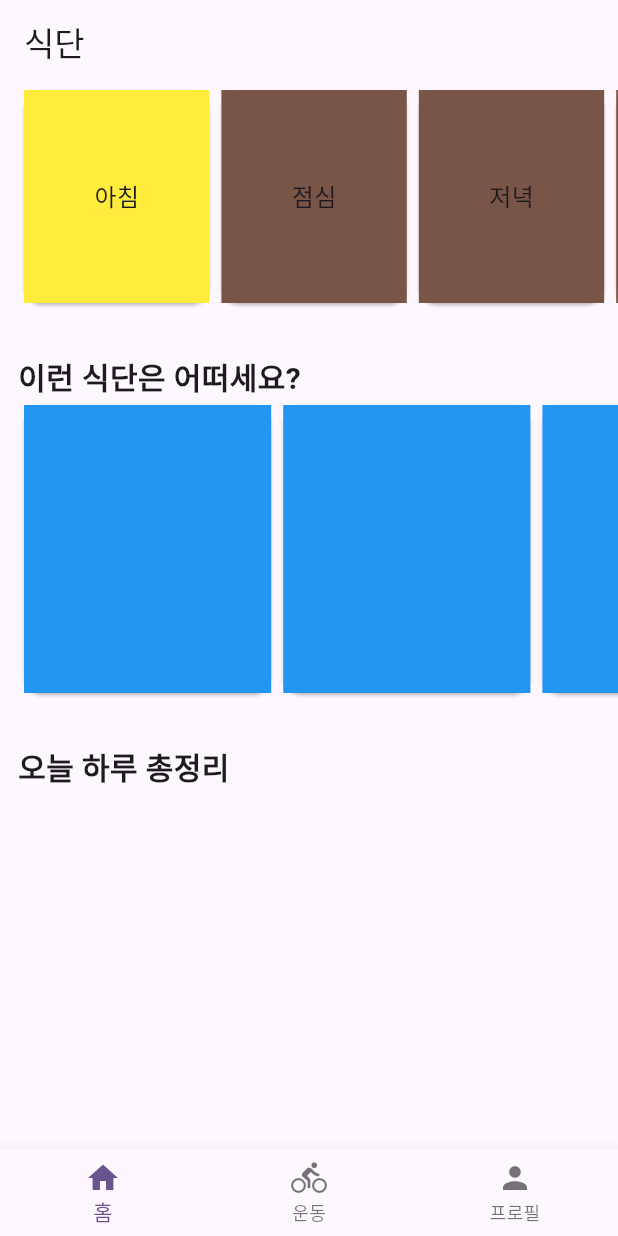
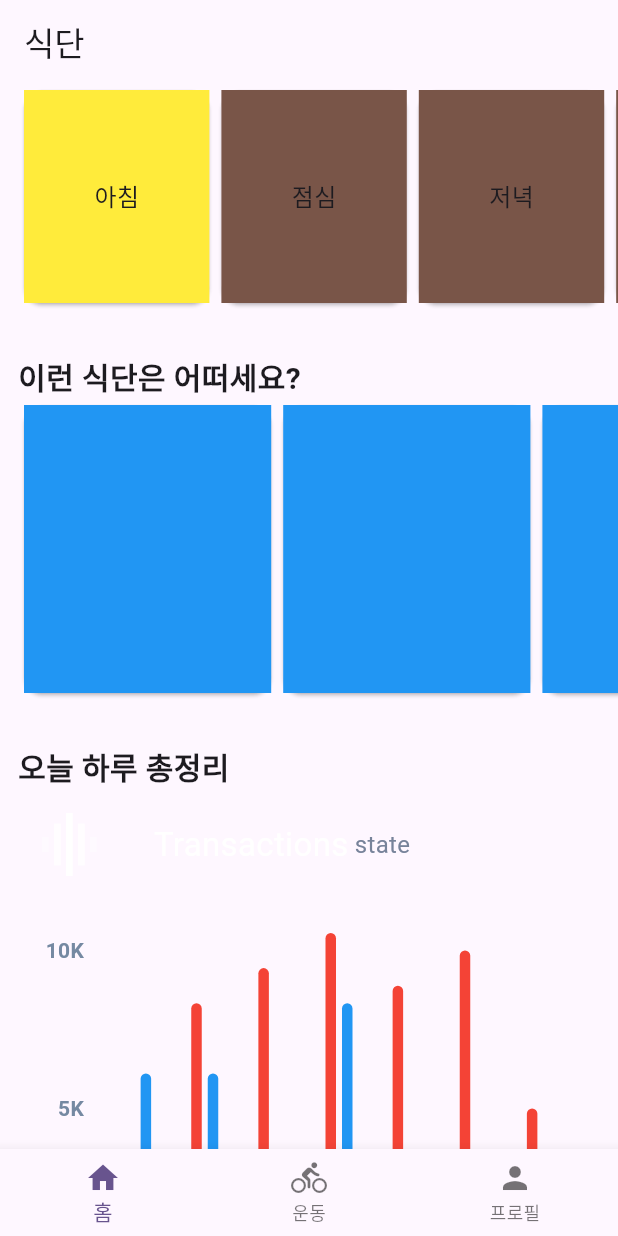
Before and after one commit to rcshpark/clean_architecture_project, a Flutter app: the screen it shows after launch, on a phone screen of 412 x 824 dp. Run offline on Flutter 3.47's test engine with Material 3 defaults, Android fonts, the phone set to English and light mode, and no system bars; drawn by our look-alikes of fl_chart; our stand-ins replace cloud_firestore, firebase_core, flutter_dotenv, flutter_riverpod, fluttertoast, freezed_annotation and 2 more; missing offline and left inert: dart:ffi, kakao_flutter_sdk_user; accounts and stored records are empty.

Commit message:
feat: bar chart sample

```diff
--- a/lib/src/presentation/screen/home/view/home_view.dart
+++ b/lib/src/presentation/screen/home/view/home_view.dart
@@ -1,5 +1,7 @@
+import 'package:fl_chart/fl_chart.dart';
 import 'package:flutter/material.dart';
 import 'package:flutter_riverpod/flutter_riverpod.dart';
+import 'package:health_care/src/presentation/screen/home/widgets/bar_chart_widget.dart';
 
 class HomeScreen extends ConsumerWidget {
   const HomeScreen({super.key});
@@ -7,7 +9,8 @@ class HomeScreen extends ConsumerWidget {
   Widget build(BuildContext context, WidgetRef ref) {
     return Scaffold(
         appBar: AppBar(title: const Text("식단")),
-        body: Padding(
+        body: SingleChildScrollView(
+          child: Padding(
             padding: const EdgeInsets.only(left: 12),
             child: Column(
               crossAxisAlignment: CrossAxisAlignment.start,
@@ -112,7 +115,9 @@ class HomeScreen extends ConsumerWidget {
                   "오늘 하루 총정리",
                   style: TextStyle(fontSize: 20, fontWeight: FontWeight.bold),
                 ),
+                BarChartSample2()
               ],
+            ),
           ),
         ));
   }
--- /dev/null
+++ b/lib/src/presentation/screen/home/widgets/bar_chart_widget.dart
@@ -0,0 +1,280 @@
+import 'package:fl_chart/fl_chart.dart';
+import 'package:flutter/material.dart';
+
+class BarChartSample2 extends StatefulWidget {
+  BarChartSample2({super.key});
+  final Color leftBarColor = Colors.red;
+  final Color rightBarColor = Colors.blue;
+  final Color avgColor = Colors.yellow;
+  @override
+  State<StatefulWidget> createState() => BarChartSample2State();
+}
+
+class BarChartSample2State extends State<BarChartSample2> {
+  final double width = 7;
+
+  late List<BarChartGroupData> rawBarGroups;
+  late List<BarChartGroupData> showingBarGroups;
+
+  int touchedGroupIndex = -1;
+
+  @override
+  void initState() {
+    super.initState();
+    final barGroup1 = makeGroupData(0, 5, 12);
+    final barGroup2 = makeGroupData(1, 16, 12);
+    final barGroup3 = makeGroupData(2, 18, 5);
+    final barGroup4 = makeGroupData(3, 20, 16);
+    final barGroup5 = makeGroupData(4, 17, 6);
+    final barGroup6 = makeGroupData(5, 19, 1.5);
+    final barGroup7 = makeGroupData(6, 10, 1.5);
+
+    final items = [
+      barGroup1,
+      barGroup2,
+      barGroup3,
+      barGroup4,
+      barGroup5,
+      barGroup6,
+      barGroup7,
+    ];
+
+    rawBarGroups = items;
+
+    showingBarGroups = rawBarGroups;
+  }
+
+  @override
+  Widget build(BuildContext context) {
+    return AspectRatio(
+      aspectRatio: 1,
+      child: Padding(
+        padding: const EdgeInsets.all(16),
+        child: Column(
+          crossAxisAlignment: CrossAxisAlignment.stretch,
+          children: <Widget>[
+            Row(
+              mainAxisSize: MainAxisSize.min,
+              children: <Widget>[
+                makeTransactionsIcon(),
+                const SizedBox(
+                  width: 38,
+                ),
+                const Text(
+                  'Transactions',
+                  style: TextStyle(color: Colors.white, fontSize: 22),
+                ),
+                const SizedBox(
+                  width: 4,
+                ),
+                const Text(
+                  'state',
+                  style: TextStyle(color: Color(0xff77839a), fontSize: 16),
+                ),
+              ],
+            ),
+            const SizedBox(
+              height: 38,
+            ),
+            Expanded(
+              child: BarChart(
+                BarChartData(
+                  maxY: 20,
+                  barTouchData: BarTouchData(
+                    touchTooltipData: BarTouchTooltipData(
+                      getTooltipColor: ((group) {
+                        return Colors.grey;
+                      }),
+                      getTooltipItem: (a, b, c, d) => null,
+                    ),
+                    touchCallback: (FlTouchEvent event, response) {
+                      if (response == null || response.spot == null) {
+                        setState(() {
+                          touchedGroupIndex = -1;
+                          showingBarGroups = List.of(rawBarGroups);
+                        });
+                        return;
+                      }
+
+                      touchedGroupIndex = response.spot!.touchedBarGroupIndex;
+
+                      setState(() {
+                        if (!event.isInterestedForInteractions) {
+                          touchedGroupIndex = -1;
+                          showingBarGroups = List.of(rawBarGroups);
+                          return;
+                        }
+                        showingBarGroups = List.of(rawBarGroups);
+                        if (touchedGroupIndex != -1) {
+                          var sum = 0.0;
+                          for (final rod
+                              in showingBarGroups[touchedGroupIndex].barRods) {
+                            sum += rod.toY;
+                          }
+                          final avg = sum /
+                              showingBarGroups[touchedGroupIndex]
+                                  .barRods
+                                  .length;
+
+                          showingBarGroups[touchedGroupIndex] =
+                              showingBarGroups[touchedGroupIndex].copyWith(
+                            barRods: showingBarGroups[touchedGroupIndex]
+                                .barRods
+                                .map((rod) {
+                              return rod.copyWith(
+                                  toY: avg, color: widget.avgColor);
+                            }).toList(),
+                          );
+                        }
+                      });
+                    },
+                  ),
+                  titlesData: FlTitlesData(
+                    show: true,
+                    rightTitles: const AxisTitles(
+                      sideTitles: SideTitles(showTitles: false),
+                    ),
+                    topTitles: const AxisTitles(
+                      sideTitles: SideTitles(showTitles: false),
+                    ),
+                    bottomTitles: AxisTitles(
+                      sideTitles: SideTitles(
+                        showTitles: true,
+                        getTitlesWidget: bottomTitles,
+                        reservedSize: 42,
+                      ),
+                    ),
+                    leftTitles: AxisTitles(
+                      sideTitles: SideTitles(
+                        showTitles: true,
+                        reservedSize: 28,
+                        interval: 1,
+                        getTitlesWidget: leftTitles,
+                      ),
+                    ),
+                  ),
+                  borderData: FlBorderData(
+                    show: false,
+                  ),
+                  barGroups: showingBarGroups,
+                  gridData: const FlGridData(show: false),
+                ),
+              ),
+            ),
+            const SizedBox(
+              height: 12,
+            ),
+          ],
+        ),
+      ),
+    );
+  }
+
+  Widget leftTitles(double value, TitleMeta meta) {
+    const style = TextStyle(
+      color: Color(0xff7589a2),
+      fontWeight: FontWeight.bold,
+      fontSize: 14,
+    );
+    String text;
+    if (value == 0) {
+      text = '1K';
+    } else if (value == 10) {
+      text = '5K';
+    } else if (value == 19) {
+      text = '10K';
+    } else {
+      return Container();
+    }
+    return SideTitleWidget(
+      axisSide: meta.axisSide,
+      space: 0,
+      child: Text(text, style: style),
+    );
+  }
+
+  Widget bottomTitles(double value, TitleMeta meta) {
+    final titles = <String>['Mn', 'Te', 'Wd', 'Tu', 'Fr', 'St', 'Su'];
+
+    final Widget text = Text(
+      titles[value.toInt()],
+      style: const TextStyle(
+        color: Color(0xff7589a2),
+        fontWeight: FontWeight.bold,
+        fontSize: 14,
+      ),
+    );
+
+    return SideTitleWidget(
+      axisSide: meta.axisSide,
+      space: 16, //margin top
+      child: text,
+    );
+  }
+
+  BarChartGroupData makeGroupData(int x, double y1, double y2) {
+    return BarChartGroupData(
+      barsSpace: 4,
+      x: x,
+      barRods: [
+        BarChartRodData(
+          toY: y1,
+          color: widget.leftBarColor,
+          width: width,
+        ),
+        BarChartRodData(
+          toY: y2,
+          color: widget.rightBarColor,
+          width: width,
+        ),
+      ],
+    );
+  }
+
+  Widget makeTransactionsIcon() {
+    const width = 4.5;
+    const space = 3.5;
+    return Row(
+      mainAxisSize: MainAxisSize.min,
+      children: <Widget>[
+        Container(
+          width: width,
+          height: 10,
+          color: Colors.white.withOpacity(0.4),
+        ),
+        const SizedBox(
+          width: space,
+        ),
+        Container(
+          width: width,
+          height: 28,
+          color: Colors.white.withOpacity(0.8),
+        ),
+        const SizedBox(
+          width: space,
+        ),
+        Container(
+          width: width,
+          height: 42,
+          color: Colors.white.withOpacity(1),
+        ),
+        const SizedBox(
+          width: space,
+        ),
+        Container(
+          width: width,
+          height: 28,
+          color: Colors.white.withOpacity(0.8),
+        ),
+        const SizedBox(
+          width: space,
+        ),
+        Container(
+          width: width,
+          height: 10,
+          color: Colors.white.withOpacity(0.4),
+        ),
+      ],
+    );
+  }
+}
--- a/pubspec.yaml
+++ b/pubspec.yaml
@@ -46,6 +46,7 @@ dependencies:
   http: ^1.2.1
   fluttertoast: ^8.2.4
   flutter_svg:
+  fl_chart: ^0.67.0
 
 dev_dependencies:
   flutter_test:
```
Lines whose indentation alone changed are shown as unchanged.
